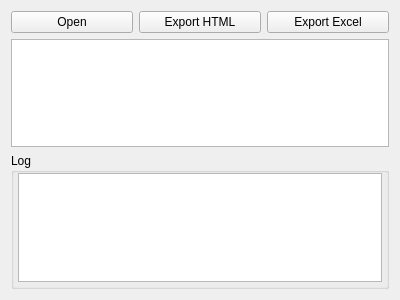
Before: the Qt Designer form gpx2table/mainwindow.ui in streamx3/gpx2table, drawn with Qt 5.
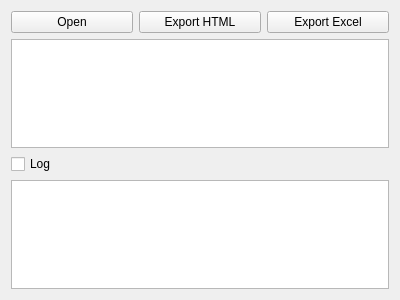
After: the same form once the commit is applied.

The edit to the form file:
```diff
--- a/gpx2table/mainwindow.ui
+++ b/gpx2table/mainwindow.ui
@@ -22,16 +22,6 @@
       </property>
      </widget>
     </item>
-    <item row="1" column="0" colspan="3">
-     <widget class="QTableView" name="tableView"/>
-    </item>
-    <item row="0" column="1">
-     <widget class="QPushButton" name="pushButton_ExportHTML">
-      <property name="text">
-       <string>Export HTML</string>
-      </property>
-     </widget>
-    </item>
     <item row="0" column="0">
      <widget class="QPushButton" name="pushButton_Open">
       <property name="text">
@@ -39,44 +29,28 @@
       </property>
      </widget>
     </item>
-    <item row="2" column="0" colspan="3">
-     <widget class="QGroupBox" name="groupBox">
+    <item row="0" column="1">
+     <widget class="QPushButton" name="pushButton_ExportHTML">
+      <property name="text">
+       <string>Export HTML</string>
+      </property>
+     </widget>
+    </item>
+    <item row="3" column="0" colspan="3">
+     <widget class="QTableView" name="tableView"/>
+    </item>
+    <item row="4" column="0">
+     <widget class="QCheckBox" name="checkBox_Log">
+      <property name="text">
+       <string>Log</string>
+      </property>
+     </widget>
+    </item>
+    <item row="5" column="0" colspan="3">
+     <widget class="QTextBrowser" name="textBrowser">
       <property name="enabled">
        <bool>true</bool>
       </property>
-      <property name="maximumSize">
-       <size>
-        <width>16777215</width>
-        <height>16777215</height>
-       </size>
-      </property>
-      <property name="title">
-       <string>Log</string>
-      </property>
-      <layout class="QVBoxLayout" name="verticalLayout">
-       <property name="spacing">
-        <number>6</number>
-       </property>
-       <property name="leftMargin">
-        <number>4</number>
-       </property>
-       <property name="topMargin">
-        <number>0</number>
-       </property>
-       <property name="rightMargin">
-        <number>4</number>
-       </property>
-       <property name="bottomMargin">
-        <number>4</number>
-       </property>
-       <item>
-        <widget class="QTextBrowser" name="textBrowser">
-         <property name="enabled">
-          <bool>true</bool>
-         </property>
-        </widget>
-       </item>
-      </layout>
      </widget>
     </item>
    </layout>
```
